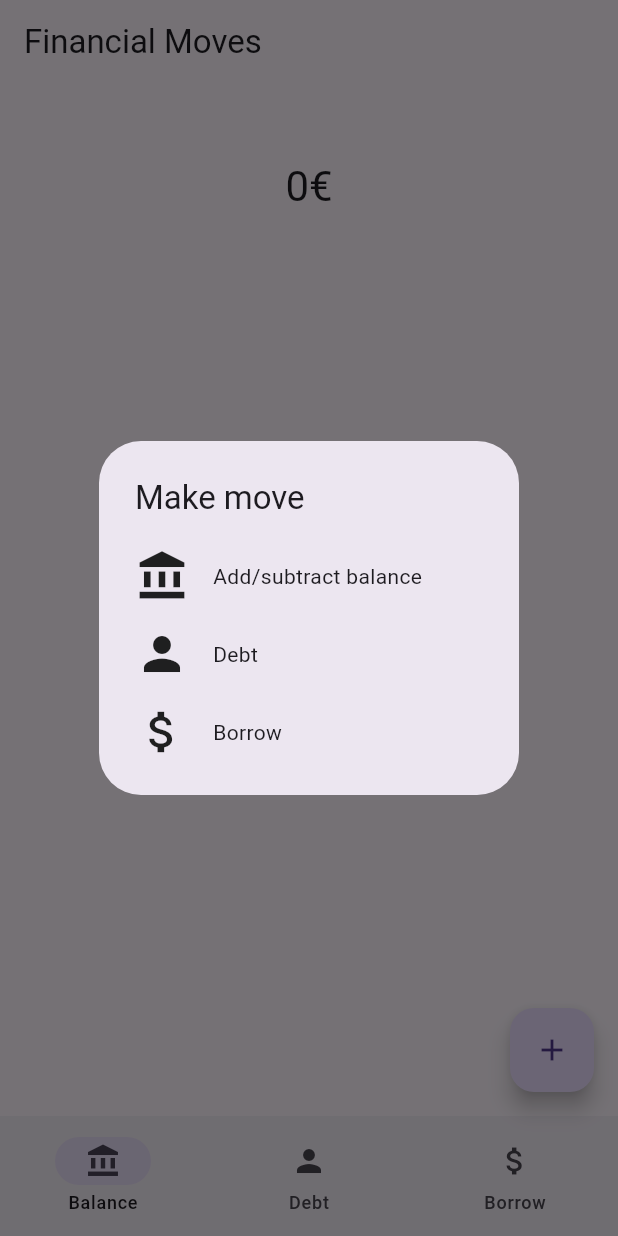
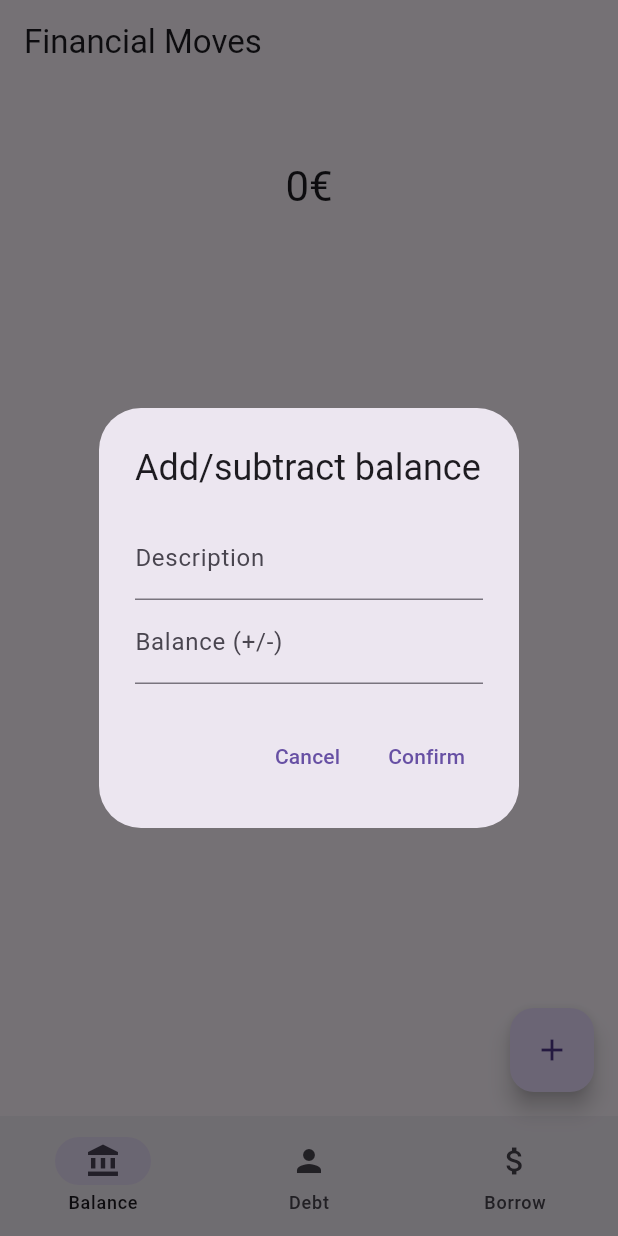
Before and after one commit to aitor-gomila/money_manager, a Flutter app: the screen it shows after launch, after a tap on the "add" icon, on a phone screen of 412 x 824 dp. Run offline on Flutter 3.47's test engine with Material 2 defaults, Android fonts, the phone set to English and light mode, and no system bars; missing offline and left inert: dart:html.

Commit message:
Simplify dialog code / just 1 screen

```diff
--- a/lib/finance.dart
+++ b/lib/finance.dart
@@ -2,13 +2,14 @@ import 'package:flutter/material.dart';
 import 'package:provider/provider.dart';
 import 'package:money_manager/types/finance.dart';
 
-class FinancialModel extends ChangeNotifier {
+class FinancialModel extends Model with ChangeNotifier {
   final BuildContext context;
 
   /// Internal, private state of the cart
   final List<Move> _items = [];
 
   /// An unmodifiable view of the items in the cart
+  @override
   List<Move> get items => _items;
 
   /// The current total price of all items
@@ -17,6 +18,7 @@ class FinancialModel extends ChangeNotifier {
       .fold<int>(0, (previousValue, element) => previousValue + element);
 
   /// Adds [item] to cart
+  @override
   void add(Move item) {
     _items.add(item);
     // This call tells the widgets that are listening to this model to rebuild.
@@ -30,14 +32,16 @@ class FinancialModel extends ChangeNotifier {
   }
 }
 
-class DebtModel extends ChangeNotifier {
+class DebtModel extends Model with ChangeNotifier {
   final BuildContext context;
   final List<Move> _items = [];
+  @override
   List<Move> get items => _items;
   int get total => items
       .map(((e) => e.balance))
       .fold<int>(0, (previousValue, element) => previousValue + element);
 
+  @override
   void add(Move item) {
     _items.add(item);
     notifyListeners();
@@ -61,14 +65,16 @@ class DebtModel extends ChangeNotifier {
   }
 }
 
-class BorrowModel extends ChangeNotifier {
+class BorrowModel extends Model with ChangeNotifier {
   final BuildContext context;
   final List<Move> _items = [];
+  @override
   List<Move> get items => _items;
   int get total => items
       .map(((e) => e.balance))
       .fold<int>(0, (previousValue, element) => previousValue + element);
 
+  @override
   void add(Move item) {
     // Add negative balance to balance, add to borrow; then clear out
     Provider.of<FinancialModel>(context, listen: false)
--- a/lib/main.dart
+++ b/lib/main.dart
@@ -1,4 +1,4 @@
-import 'package:money_manager/widgets/future_save_data_read.dart';
+import 'package:money_manager/widgets/dialogs.dart';
 import 'package:provider/provider.dart';
 import 'package:flutter/material.dart';
 
@@ -6,14 +6,15 @@ import 'package:money_manager/routes/balance.dart';
 import 'package:money_manager/routes/borrow.dart';
 import 'package:money_manager/routes/debt.dart';
 
-import 'package:money_manager/dialogs.dart';
-import 'package:money_manager/finance.dart';
+import 'package:money_manager/types/savedata.dart';
+import 'package:money_manager/types/finance.dart';
 
-import 'package:money_manager/savedata.dart';
-import 'package:money_manager/types/savedata.dart';
-
+import 'package:money_manager/widgets/future_save_data_read.dart';
 import 'package:money_manager/widgets/main_navigation_bar.dart';
 import 'package:money_manager/widgets/main_state_providers.dart';
+
+import 'package:money_manager/finance.dart';
+import 'package:money_manager/savedata.dart';
 
 void main() {
   runApp(const MyApp());
@@ -64,6 +65,17 @@ class _MyHomePageState extends State<MyHomePage> {
       const DebtRoute(),
       const BorrowRoute()
     ];
+    List<String> dialogTitleOptions = [
+      "Add/subtract balance",
+      "Debt",
+      "Borrow"
+    ];
+    List<Model> stateOptions = [
+      Provider.of<FinancialModel>(context, listen: false),
+      Provider.of<DebtModel>(context, listen: false),
+      Provider.of<BorrowModel>(context, listen: false),
+    ];
+
     return Scaffold(
         appBar: AppBar(
           title: const Text("Financial Moves"),
@@ -71,7 +83,13 @@ class _MyHomePageState extends State<MyHomePage> {
         // Floating action button that pops a dialog with many actions (add balance, substract balance, etc.)
         floatingActionButton: FloatingActionButton(
           onPressed: () {
-            showMoveDialog(context);
+            var provider = stateOptions.elementAt(selectedIndex);
+            showMoveDialog(context,
+                title: dialogTitleOptions.elementAt(selectedIndex),
+                onDone: ({required balance, required descriptor}) {
+              Move item = Move(balance: balance, descriptor: descriptor);
+              provider.add(item);
+            });
           },
           tooltip: 'Make a change',
           child: const Icon(Icons.add),
--- a/lib/types/finance.dart
+++ b/lib/types/finance.dart
@@ -6,3 +6,8 @@ class Move {
   final int balance;
   const Move({required this.descriptor, required this.balance});
 }
+
+abstract class Model {
+  late List<Move> items;
+  void add(Move item);
+}
--- a/lib/dialogs.dart
+++ b/lib/widgets/dialogs.dart
@@ -1,8 +1,4 @@
 import 'package:flutter/material.dart';
-import 'package:provider/provider.dart';
-
-import 'package:money_manager/types/finance.dart';
-import 'package:money_manager/finance.dart';
 
 // TODO: not sure about this
 
@@ -86,55 +82,9 @@ class MoveDialog extends StatelessWidget {
   }
 }
 
-void showPromptMoveDialog(BuildContext context,
+void showMoveDialog(BuildContext context,
     {required String title, required OnDoneFunction onDone}) {
   showDialog<void>(
       context: context,
       builder: (context) => MoveDialog(title: title, onDone: onDone));
 }
-
-void showMoveDialog(BuildContext context) {
-  showDialog<void>(
-      context: context,
-      useSafeArea: false,
-      builder: (BuildContext context) {
-        return Consumer3<FinancialModel, DebtModel, BorrowModel>(
-            builder: (context, financialCart, debtCart, borrowCart, child) {
-          return SimpleDialog(title: const Text("Make move"), children: [
-            DialogItem(
-                icon: Icons.account_balance,
-                text: "Add/subtract balance",
-                onPressed: () {
-                  Navigator.pop(context);
-                  showPromptMoveDialog(context,
-                      title: "Add/subtract",
-                      onDone: (({required balance, required descriptor}) =>
-                          financialCart.add(
-                              Move(balance: balance, descriptor: descriptor))));
-                }),
-            DialogItem(
-                icon: Icons.person,
-                text: "Debt",
-                onPressed: () {
-                  Navigator.pop(context);
-                  showPromptMoveDialog(context,
-                      title: "Debt",
-                      onDone: (({required balance, required descriptor}) =>
-                          debtCart.add(
-                              Move(balance: balance, descriptor: descriptor))));
-                }),
-            DialogItem(
-                icon: Icons.attach_money,
-                text: "Borrow",
-                onPressed: () {
-                  Navigator.pop(context);
-                  showPromptMoveDialog(context,
-                      title: "Borrow",
-                      onDone: (({required balance, required descriptor}) =>
-                          borrowCart.add(
-                              Move(balance: balance, descriptor: descriptor))));
-                }),
-          ]);
-        });
-      });
-}
```
